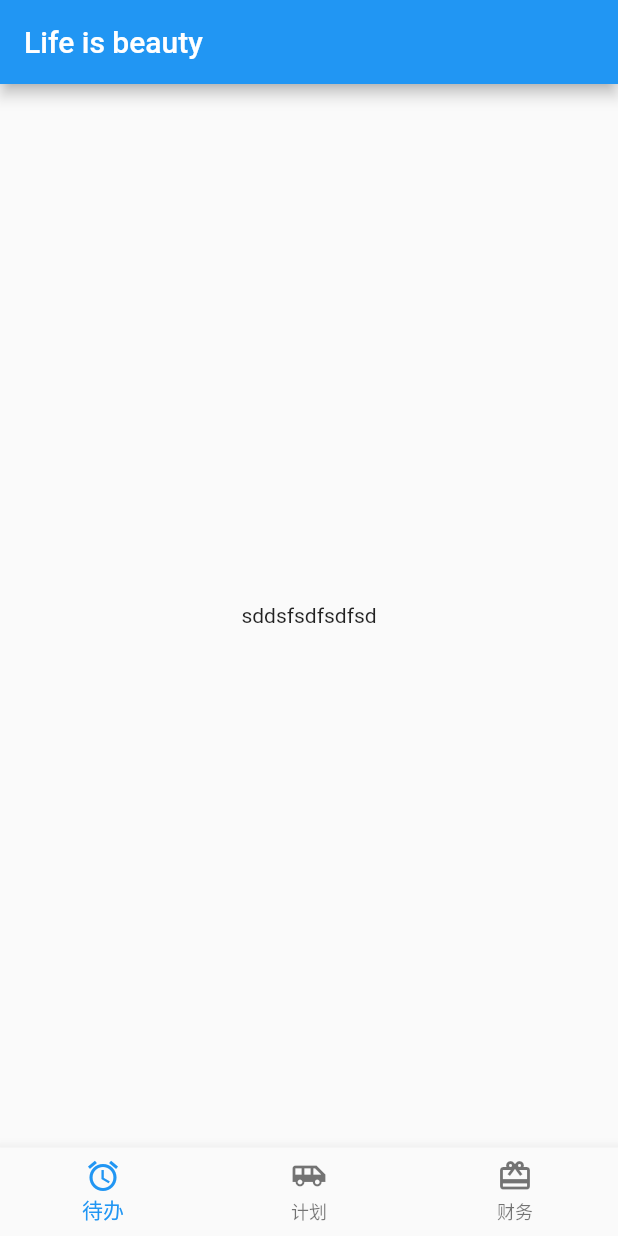
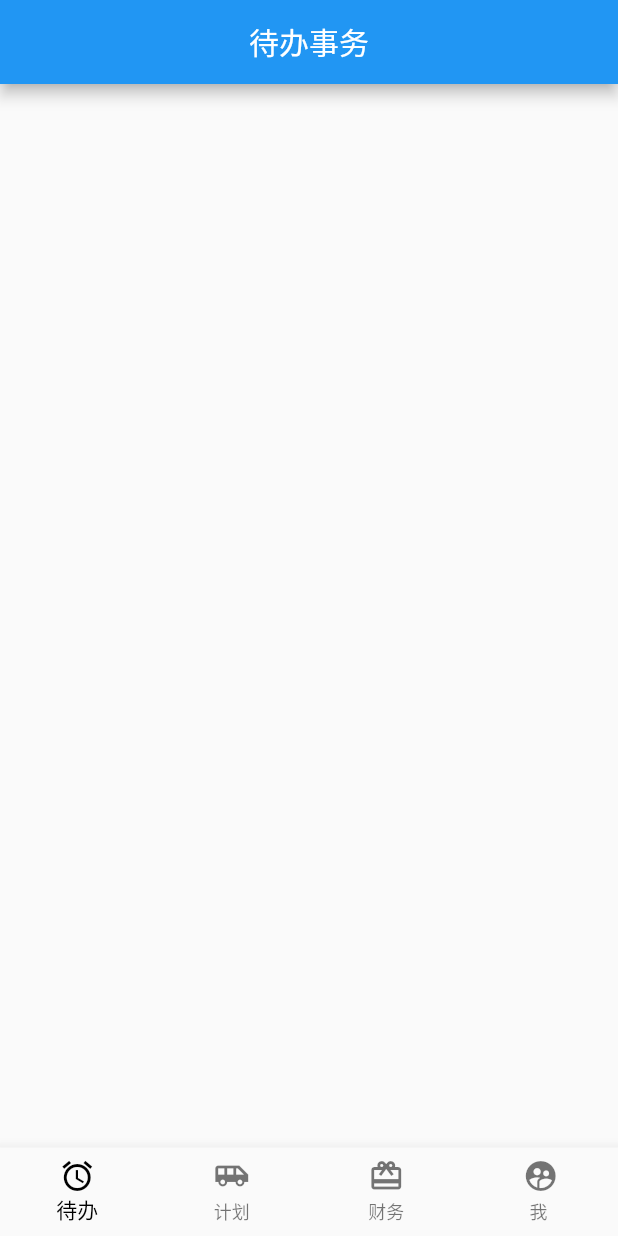
Before and after one commit to javaKhan/life_front, a Flutter app: the screen it shows after launch, on a phone screen of 412 x 824 dp. Run offline on Flutter 3.47's test engine with Material 2 defaults, Android fonts, the phone set to English and light mode, and no system bars.

Commit message:
AppFrame create

```diff
--- /dev/null
+++ b/lib/AppFrame.dart
@@ -0,0 +1,56 @@
+import 'package:flutter/material.dart';
+import 'todo/TodoView.dart';
+import 'plan/PlanView.dart';
+import 'my/MyView.dart';
+import 'cost/CostView.dart';
+
+class AppFrame extends StatefulWidget {
+  _AppFrameState createState() => _AppFrameState();
+}
+
+class _AppFrameState extends State<AppFrame> {
+
+//  String pageTitle ="Life is beauty";
+  int currentIndex = 0;
+  List viewList = [TodoView(),PlanView(),CostView(),MyView()];
+//  List titleList = ["待办事务","事务计划","财务状况","个人中心"];
+  void tapHandler(int index){
+    setState(() {
+      this.currentIndex = index;
+    });
+  }
+
+  Widget build(BuildContext context) {
+    return DefaultTabController(
+      length: 4,
+      child: Scaffold(
+        body: viewList[currentIndex],
+        bottomNavigationBar: BottomNavigationBar(
+          type: BottomNavigationBarType.fixed,
+          fixedColor: Colors.black,
+          currentIndex: currentIndex,
+          onTap: tapHandler,
+          items: [
+            new BottomNavigationBarItem(
+              icon: new Icon(Icons.alarm),
+              title: new Text("待办"),
+              backgroundColor: Color.fromRGBO(255, 0, 0, 1),
+            ),
+            new BottomNavigationBarItem(
+                icon: new Icon(Icons.airport_shuttle),
+                title: new Text("计划"),
+                backgroundColor: Color.fromRGBO(255, 0, 0, 1)),
+            new BottomNavigationBarItem(
+                icon: new Icon(Icons.card_giftcard),
+                title: new Text("财务"),
+                backgroundColor: Color.fromRGBO(255, 0, 0, 1)),
+            new BottomNavigationBarItem(
+                icon: new Icon(Icons.supervised_user_circle),
+                title: new Text("我 "),
+                backgroundColor: Color.fromRGBO(255, 0, 0, 1)),
+          ],
+        ),
+      ),
+    );
+  }
+}
--- a/lib/HomePage.dart
+++ /dev/null
@@ -1,30 +0,0 @@
-import 'package:flutter/material.dart';
-
-/**
- * 主页内容
- */
-class HomePage extends StatefulWidget {
-  HomePage({Key key, }) : super(key: key);
-  _HomePageState createState() => _HomePageState();
-
-}
-
-/**
- * 主页状态
- */
-class _HomePageState extends State<HomePage>{
-  @override
-  Widget build(BuildContext context) {
-    return Scaffold(
-      appBar: new AppBar(title: new Text("Life is beauty")),
-      body: Center(
-        child: new Text("sddsfsdfsdfsd"),
-      ),
-      bottomNavigationBar: new BottomNavigationBar(items: <BottomNavigationBarItem>[
-        new BottomNavigationBarItem(icon: new Icon(Icons.alarm),title: new Text("待办"),backgroundColor: Color.fromRGBO(255, 0, 0, 1),),
-        new BottomNavigationBarItem(icon: new Icon(Icons.airport_shuttle),title: new Text("计划"),backgroundColor: Color.fromRGBO(255, 0, 0, 1)),
-        new BottomNavigationBarItem(icon: new Icon(Icons.card_giftcard),title: new Text("财务"),backgroundColor: Color.fromRGBO(255, 0, 0, 1)),
-      ],),
-    );
-  }
-}
--- /dev/null
+++ b/lib/cost/CostView.dart
@@ -0,0 +1,10 @@
+import 'package:flutter/material.dart';
+class CostView extends StatelessWidget{
+
+  @override
+  Widget build(BuildContext context) {
+    return Scaffold(
+      appBar: AppBar(title: Text("财务状况"),centerTitle: true,),
+    );
+  }
+}
--- a/lib/main.dart
+++ b/lib/main.dart
@@ -1,5 +1,6 @@
 import 'package:flutter/material.dart';
-import 'HomePage.dart';
+import 'AppFrame.dart';
+
 void main() => runApp(LifeApp());
 
 class LifeApp extends StatelessWidget {
@@ -7,96 +8,12 @@ class LifeApp extends StatelessWidget {
   @override
   Widget build(BuildContext context) {
     return MaterialApp(
+      debugShowCheckedModeBanner: false,
       title: 'LIFE',
       theme: ThemeData(
         primarySwatch: Colors.blue,
       ),
-      home: HomePage(),
+      home: AppFrame(),
     );
   }
 }
-//
-//class MyHomePage extends StatefulWidget {
-//  MyHomePage({Key key, this.title}) : super(key: key);
-//
-//  // This widget is the home page of your application. It is stateful, meaning
-//  // that it has a State object (defined below) that contains fields that affect
-//  // how it looks.
-//
-//  // This class is the configuration for the state. It holds the values (in this
-//  // case the title) provided by the parent (in this case the App widget) and
-//  // used by the build method of the State. Fields in a Widget subclass are
-//  // always marked "final".
-//
-//  final String title;
-//
-//  @override
-//  _MyHomePageState createState() => _MyHomePageState();
-//}
-//
-//class _MyHomePageState extends State<MyHomePage> {
-//  int _counter = 0;
-//
-//  void _incrementCounter() {
-//    setState(() {
-//      // This call to setState tells the Flutter framework that something has
-//      // changed in this State, which causes it to rerun the build method below
-//      // so that the display can reflect the updated values. If we changed
-//      // _counter without calling setState(), then the build method would not be
-//      // called again, and so nothing would appear to happen.
-//      _counter++;
-//    });
-//  }
-//
-//  @override
-//  Widget build(BuildContext context) {
-//    // This method is rerun every time setState is called, for instance as done
-//    // by the _incrementCounter method above.
-//    //
-//    // The Flutter framework has been optimized to make rerunning build methods
-//    // fast, so that you can just rebuild anything that needs updating rather
-//    // than having to individually change instances of widgets.
-//    return Scaffold(
-//      appBar: AppBar(
-//        // Here we take the value from the MyHomePage object that was created by
-//        // the App.build method, and use it to set our appbar title.
-//        title: Text(widget.title),
-//      ),
-//      body: Center(
-//        // Center is a layout widget. It takes a single child and positions it
-//        // in the middle of the parent.
-//        child: Column(
-//          // Column is also layout widget. It takes a list of children and
-//          // arranges them vertically. By default, it sizes itself to fit its
-//          // children horizontally, and tries to be as tall as its parent.
-//          //
-//          // Invoke "debug painting" (press "p" in the console, choose the
-//          // "Toggle Debug Paint" action from the Flutter Inspector in Android
-//          // Studio, or the "Toggle Debug Paint" command in Visual Studio Code)
-//          // to see the wireframe for each widget.
-//          //
-//          // Column has various properties to control how it sizes itself and
-//          // how it positions its children. Here we use mainAxisAlignment to
-//          // center the children vertically; the main axis here is the vertical
-//          // axis because Columns are vertical (the cross axis would be
-//          // horizontal).
-//          mainAxisAlignment: MainAxisAlignment.center,
-//          children: <Widget>[
-//            Text(
-//              'You have pushed the button this many times:',
-//            ),
-//            Text(
-//              '$_counter',
-//              style: Theme.of(context).textTheme.display1,
-//            ),
-//          ],
-//        ),
-//      ),
-//      floatingActionButton: FloatingActionButton(
-//        onPressed: _incrementCounter,
-//        tooltip: 'Increment',
-//        child: Icon(Icons.add),
-//      ), // This trailing comma makes auto-formatting nicer for build methods.
-//    );
-//  }
-//}
--- /dev/null
+++ b/lib/my/MyView.dart
@@ -0,0 +1,12 @@
+import 'package:flutter/material.dart';
+
+class MyView extends StatelessWidget{
+
+
+  @override
+  Widget build(BuildContext context) {
+    return Scaffold(
+      appBar: AppBar(title: Text("个人中心"),centerTitle: true,),
+    );
+  }
+}
--- /dev/null
+++ b/lib/plan/PlanView.dart
@@ -0,0 +1,11 @@
+import 'package:flutter/material.dart';
+
+class PlanView extends StatelessWidget{
+
+  @override
+  Widget build(BuildContext context) {
+    return Scaffold(
+      appBar: AppBar(title: Text("事务计划"),centerTitle: true,),
+    );
+  }
+}
--- /dev/null
+++ b/lib/todo/TodoView.dart
@@ -0,0 +1,12 @@
+
+import 'package:flutter/material.dart';
+
+class TodoView extends StatelessWidget{
+
+  @override
+  Widget build(BuildContext context) {
+    return Scaffold(
+      appBar: AppBar(title: Text("待办事务"),centerTitle: true,),
+    );
+  }
+}
```
